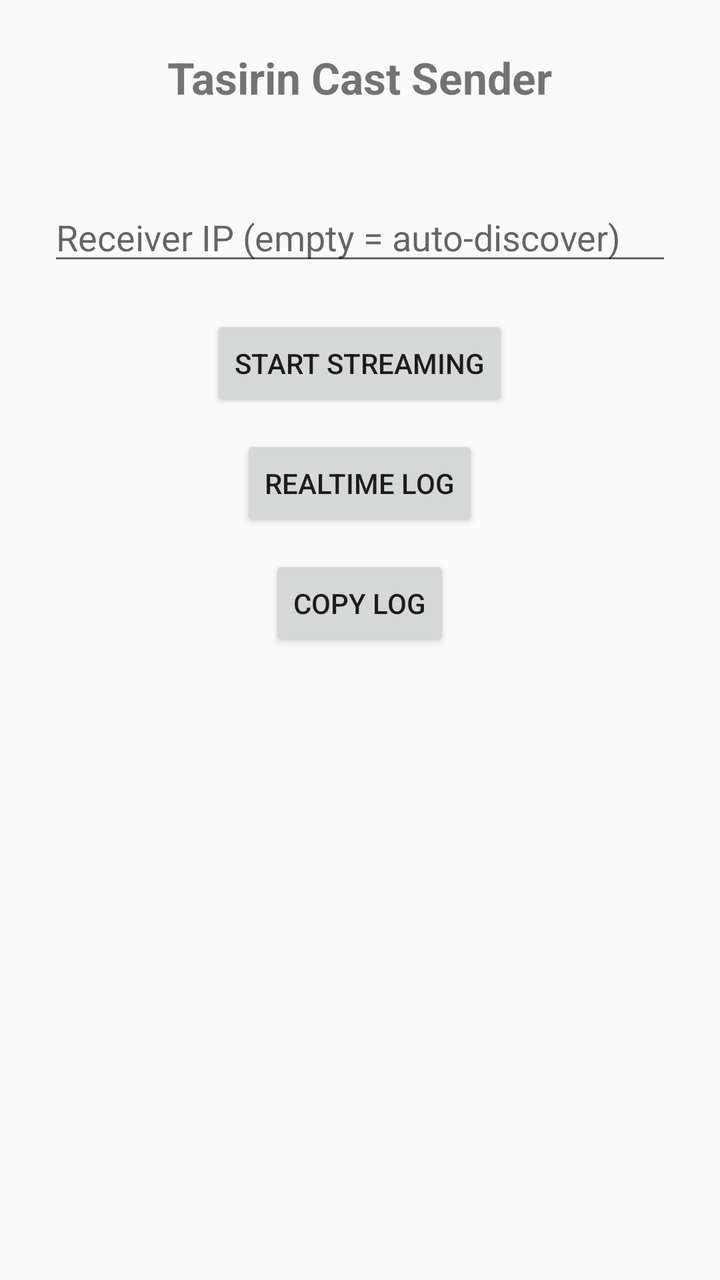
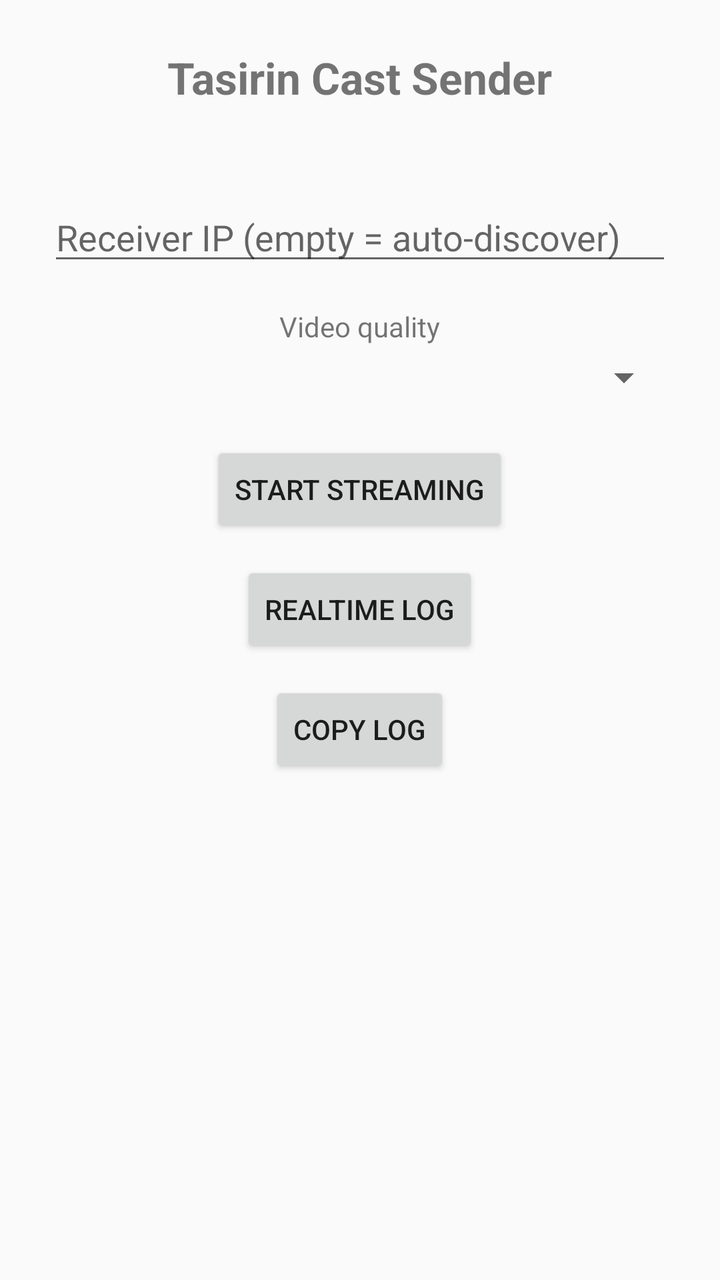

Two renders of the same Android screen: before a commit and after it. Below are the layout's source before the change and the commit's diff.
<!-- AndroidManifest.xml: application theme Theme.TasirinCastSender -->
<!-- res/layout/activity_main.xml -->
<?xml version="1.0" encoding="utf-8"?>
<LinearLayout xmlns:android="http://schemas.android.com/apk/res/android"
    android:layout_width="match_parent"
    android:layout_height="match_parent"
    android:orientation="vertical"
    android:padding="24dp"
    android:gravity="center_horizontal">

    <TextView
        android:layout_width="wrap_content"
        android:layout_height="wrap_content"
        android:text="@string/app_name"
        android:textSize="22sp"
        android:textStyle="bold" />

    <TextView
        android:id="@+id/tvStatus"
        android:layout_width="wrap_content"
        android:layout_height="wrap_content"
        android:layout_marginTop="8dp"
        android:gravity="center"
        android:textSize="14sp" />

    <EditText
        android:id="@+id/etIp"
        android:layout_width="match_parent"
        android:layout_height="wrap_content"
        android:layout_marginTop="16dp"
        android:hint="@string/et_ip_hint"
        android:importantForAutofill="no"
        android:inputType="text"
        android:maxLines="1" />

    <Button
        android:id="@+id/btnStart"
        android:layout_width="wrap_content"
        android:layout_height="wrap_content"
        android:layout_marginTop="20dp"
        android:text="@string/btn_start" />

    <Button
        android:id="@+id/btnLog"
        android:layout_width="wrap_content"
        android:layout_height="wrap_content"
        android:layout_marginTop="12dp"
        android:text="@string/btn_log" />

    <Button
        android:id="@+id/btnCopyLog"
        android:layout_width="wrap_content"
        android:layout_height="wrap_content"
        android:layout_marginTop="12dp"
        android:text="@string/btn_copy_log" />
</LinearLayout>
<!-- resources referenced by this layout -->
<resources>
  <string name="app_name">Tasirin Cast Sender</string>
  <string name="btn_copy_log">Copy Log</string>
  <string name="btn_log">Realtime Log</string>
  <string name="btn_start">Start streaming</string>
  <string name="et_ip_hint">Receiver IP (empty = auto-discover)</string>
  <style name="Theme.TasirinCastSender" parent="Theme.AppCompat.DayNight.NoActionBar" />
</resources>

<!-- the commit's change to res/layout/activity_main.xml (unified diff, before → after) -->
@@ -31,6 +31,19 @@
         android:inputType="text"
         android:maxLines="1" />
 
+    <TextView
+        android:layout_width="wrap_content"
+        android:layout_height="wrap_content"
+        android:layout_marginTop="16dp"
+        android:text="@string/quality_label"
+        android:textSize="14sp" />
+
+    <Spinner
+        android:id="@+id/spinQuality"
+        android:layout_width="match_parent"
+        android:layout_height="wrap_content"
+        android:layout_marginTop="4dp" />
+
     <Button
         android:id="@+id/btnStart"
         android:layout_width="wrap_content"
<!-- resource entries referenced after the edit -->
@@ -5,6 +5,7 @@
   <string name="btn_log">Realtime Log</string>
   <string name="btn_start">Start streaming</string>
   <string name="et_ip_hint">Receiver IP (empty = auto-discover)</string>
+  <string name="quality_label">Video quality</string>
   <style name="Theme.TasirinCastSender" parent="Theme.AppCompat.DayNight.NoActionBar" />
 </resources>
 
